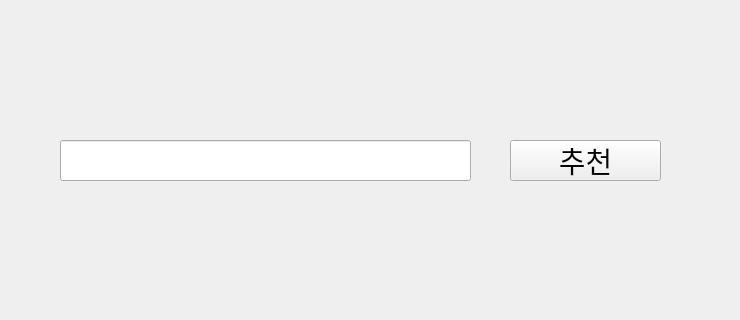
Qt form movie_recommendation.ui (scolpig/PRJ_Movie_for_you-1) before a commit; both pictures show x 0 to 740 and y 0 to 320 of the 740 by 785 pixel window.
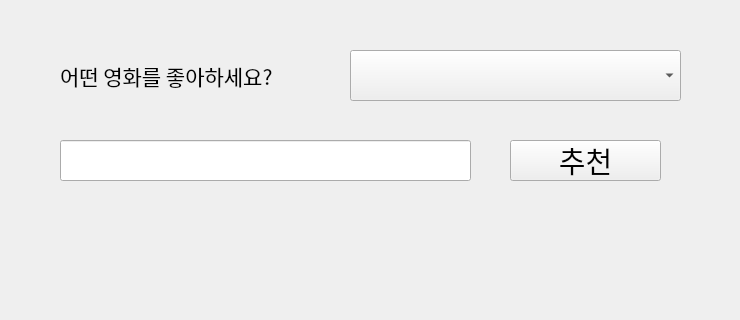
The same form after that commit.

Commit message: movie recommendation 03

Diff of the .ui file:
```diff
--- a/movie_recommendation.ui
+++ b/movie_recommendation.ui
@@ -67,6 +67,41 @@
     <string>추천 영화</string>
    </property>
   </widget>
+  <widget class="QComboBox" name="cmb_titles">
+   <property name="geometry">
+    <rect>
+     <x>350</x>
+     <y>50</y>
+     <width>331</width>
+     <height>51</height>
+    </rect>
+   </property>
+   <property name="font">
+    <font>
+     <family>Agency FB</family>
+     <pointsize>16</pointsize>
+    </font>
+   </property>
+  </widget>
+  <widget class="QLabel" name="label">
+   <property name="geometry">
+    <rect>
+     <x>60</x>
+     <y>60</y>
+     <width>261</width>
+     <height>31</height>
+    </rect>
+   </property>
+   <property name="font">
+    <font>
+     <family>Agency FB</family>
+     <pointsize>16</pointsize>
+    </font>
+   </property>
+   <property name="text">
+    <string>어떤 영화를 좋아하세요?</string>
+   </property>
+  </widget>
  </widget>
  <resources/>
  <connections/>
```
The commit also changes 1 other file.
